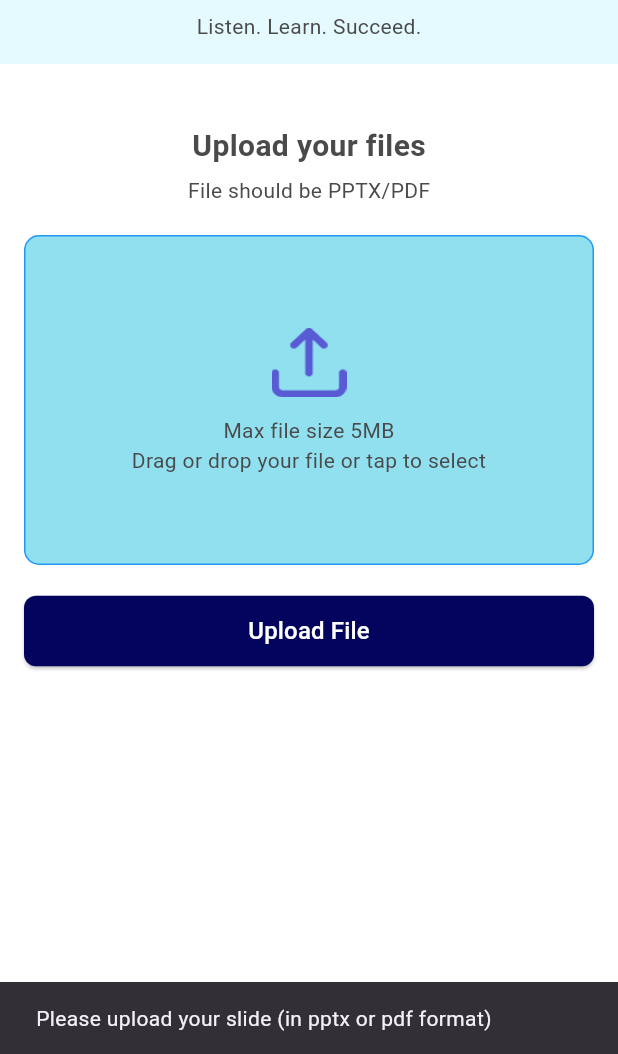
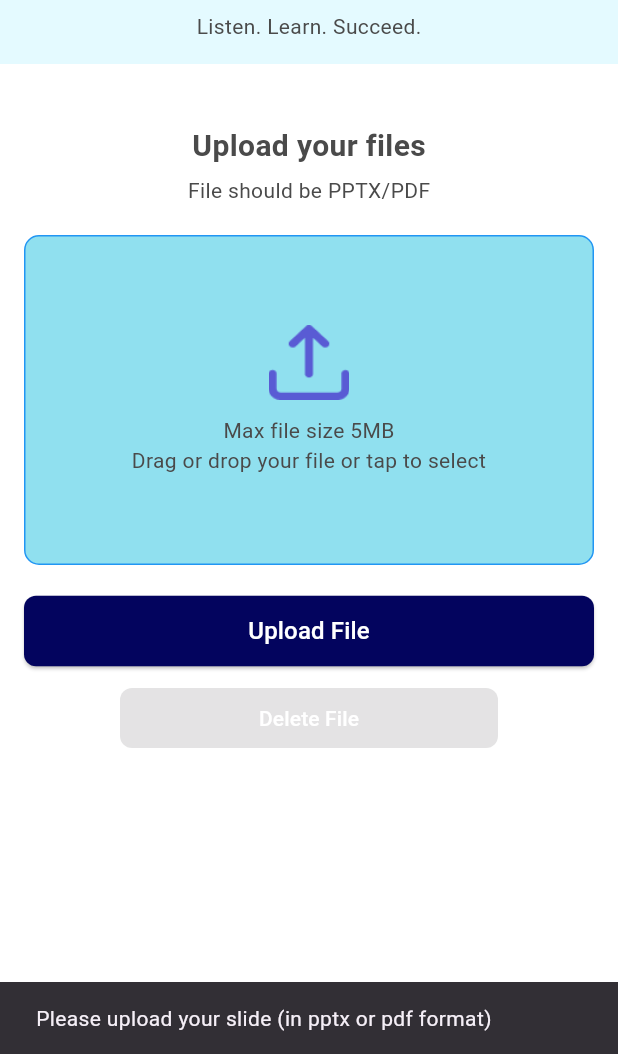
Before and after one commit to carolflz/Audify_fyp, a Flutter app: the screen it shows after launch, after a tap on an icon or button, on a phone screen of 412 x 824 dp, the part 182-1236 px from its top. Run offline on Flutter 3.47's test engine with Material 3 defaults, Android fonts, the light colour scheme and no system bars; our stand-ins replace file_picker.

Commit message:
Add delete file option, improve upload UI, and navigate to customization screen after upload

```diff
--- a/lib/main.dart
+++ b/lib/main.dart
@@ -121,8 +121,8 @@
 //   }
 // }
 import 'package:flutter/material.dart';
-import 'upload_slide.dart'; // <-- Import your upload screen file
-
+import 'upload_slide.dart';
+import 'user_customization.dart';
 void main() {
   runApp(const MyApp()); // Still keeping as const
 }
@@ -138,7 +138,12 @@ class MyApp extends StatelessWidget {
       theme: ThemeData(
         primarySwatch: Colors.blue,
       ),
-      home: const UploadScreen(), // <-- Show your UploadScreen here
+      // ✅ Setup initial route and named routes
+      initialRoute: '/',
+      routes: {
+        '/': (context) => const UploadScreen(), // Default home screen
+        '/userCustomization': (context) => const UserCustomizationScreen(), // Customization screen
+      },
     );
   }
 }
--- a/lib/upload_slide.dart
+++ b/lib/upload_slide.dart
@@ -20,14 +20,14 @@ class UploadScreenState extends State<UploadScreen> {
       allowedExtensions: ['pptx', 'pdf'], // Only allow pptx and pdf
     );
 
-    if (!mounted) return; // Ensure widget is still mounted
+    if (!mounted) return;
 
     if (result != null && result.files.single.path != null) {
       File file = File(result.files.single.path!);
       int fileSizeInBytes = await file.length();
       double fileSizeInMB = fileSizeInBytes / (1024 * 1024); // Convert to MB
 
-      if (!mounted) return; // Check again after async call
+      if (!mounted) return;
 
       if (fileSizeInMB > 5) {
         // File exceeds 5MB
@@ -50,7 +50,6 @@ class UploadScreenState extends State<UploadScreen> {
         );
       }
     } else {
-      // User canceled or invalid file
       ScaffoldMessenger.of(context).showSnackBar(
         const SnackBar(
           content: Text('Please upload your slide (in pptx or pdf format)'),
@@ -70,12 +69,69 @@ class UploadScreenState extends State<UploadScreen> {
       return;
     }
 
-    // TODO: Implement upload to Firebase Storage and get URL
+    // TODO: Implement actual upload to Firebase Storage and get URL
 
+    // Show success dialog and navigate to customization
+    _showUploadSuccessDialog();
+  }
+
+  // Function to show dialog and navigate
+  void _showUploadSuccessDialog() {
+    showDialog(
+      context: context,
+      barrierDismissible: false,
+      builder: (BuildContext context) {
+        return AlertDialog(
+          shape: RoundedRectangleBorder(borderRadius: BorderRadius.circular(16)),
+          title: Column(
+            children: [
+              Image.asset('assets/images/file_upload_success.png', height: 80),
+              const SizedBox(height: 16),
+              const Text(
+                'Slide uploaded successfully!',
+                textAlign: TextAlign.center,
+                style: TextStyle(fontWeight: FontWeight.bold),
+              ),
+            ],
+          ),
+          content: Column(
+            mainAxisSize: MainAxisSize.min,
+            children: [
+              Text(
+                fileName ?? '',
+                textAlign: TextAlign.center,
+                style: const TextStyle(color: Colors.grey),
+              ),
+              const SizedBox(height: 20),
+              ElevatedButton(
+                onPressed: () {
+                  Navigator.of(context).pop(); // Close dialog
+                  Navigator.pushNamed(context, '/userCustomization'); // Navigate
+                },
+                style: ElevatedButton.styleFrom(
+                  backgroundColor: const Color(0xFF03045E),
+                  shape: RoundedRectangleBorder(
+                    borderRadius: BorderRadius.circular(8),
+                  ),
+                  padding: const EdgeInsets.symmetric(vertical: 12, horizontal: 24),
+                ),
+                child: const Text('Proceed to Customize', style: TextStyle(color: Colors.white)),
+              ),
+            ],
+          ),
+        );
+      },
+    );
+  }
+
+  // Function to delete file
+  void _deleteFile() {
+    setState(() {
+      selectedFile = null;
+      fileName = null;
+    });
     ScaffoldMessenger.of(context).showSnackBar(
-      SnackBar(
-        content: Text('Uploading: ${selectedFile!.path.split('/').last}'),
-      ),
+      const SnackBar(content: Text('File removed')),
     );
   }
 
@@ -110,11 +166,7 @@ class UploadScreenState extends State<UploadScreen> {
                 const SizedBox(height: 8),
                 const Text(
                   'Listen. Learn. Succeed.',
-                  style: TextStyle(
-                    fontSize: 14,
-                    color: Color(0xFF4A4A4A),
-                    fontFamily: 'Roboto',
-                  ),
+                  style: TextStyle(fontSize: 14, color: Color(0xFF4A4A4A), fontFamily: 'Roboto'),
                 ),
               ],
             ),
@@ -122,20 +174,12 @@ class UploadScreenState extends State<UploadScreen> {
           const SizedBox(height: 40),
           const Text(
             'Upload your files',
-            style: TextStyle(
-              fontSize: 20,
-              fontWeight: FontWeight.bold,
-              fontFamily: 'Roboto',
-              color: Color(0xFF4A4A4A),
-            ),
+            style: TextStyle(fontSize: 20, fontWeight: FontWeight.bold, fontFamily: 'Roboto', color: Color(0xFF4A4A4A)),
           ),
           const SizedBox(height: 5),
           const Text(
             'File should be PPTX/PDF',
-            style: TextStyle(
-              color: Color(0xFF4A4A4A),
-              fontFamily: 'Roboto',
-            ),
+            style: TextStyle(color: Color(0xFF4A4A4A), fontFamily: 'Roboto'),
           ),
           const SizedBox(height: 20),
           GestureDetector(
@@ -153,33 +197,23 @@ class UploadScreenState extends State<UploadScreen> {
                 child: Column(
                   mainAxisAlignment: MainAxisAlignment.center,
                   children: [
-                    // ✅ Enlarged icon when file is uploaded
                     Image.asset(
                       fileName == null
                           ? 'assets/images/upload icon.png'
-                          : 'assets/images/file_upload_success.png', // <-- Success icon
-                      height: fileName == null ? 50 : 100, // Enlarged to 80 if file uploaded
-                      width: fileName == null ? 50 : 100,  // Optional width adjustment
+                          : 'assets/images/file_upload_success.png',
+                      height: 50,
                     ),
                     const SizedBox(height: 10),
-                    // ✅ Change message dynamically
                     fileName == null
                         ? const Text(
                             'Max file size 5MB\nDrag or drop your file or tap to select',
                             textAlign: TextAlign.center,
-                            style: TextStyle(
-                              color: Color(0xFF4A4A4A),
-                              fontFamily: 'Roboto',
-                            ),
+                            style: TextStyle(color: Color(0xFF4A4A4A), fontFamily: 'Roboto'),
                           )
                         : Text(
-                            'Slide uploaded successfully:\n$fileName',
+                            '$fileName',
                             textAlign: TextAlign.center,
-                            style: const TextStyle(
-                              color: Colors.black,
-                              fontWeight: FontWeight.bold,
-                              fontFamily: 'Roboto',
-                            ),
+                            style: const TextStyle(color: Colors.black, fontWeight: FontWeight.bold, fontFamily: 'Roboto'),
                           ),
                   ],
                 ),
@@ -196,18 +230,26 @@ class UploadScreenState extends State<UploadScreen> {
                 style: ElevatedButton.styleFrom(
                   backgroundColor: const Color(0xFF03045E),
                   padding: const EdgeInsets.symmetric(vertical: 12),
-                  shape: RoundedRectangleBorder(
-                    borderRadius: BorderRadius.circular(8),
-                  ),
+                  shape: RoundedRectangleBorder(borderRadius: BorderRadius.circular(8)),
                 ),
-                child: const Text(
-                  'Upload File',
-                  style: TextStyle(
-                    color: Colors.white,
-                    fontSize: 16,
-                    fontFamily: 'Roboto',
-                  ),
+                child: const Text('Upload File', style: TextStyle(color: Colors.white, fontSize: 16, fontFamily: 'Roboto')),
+              ),
+            ),
+          ),
+          const SizedBox(height: 10),
+          // ✅ Delete button, 50% width and centered
+          Padding(
+            padding: const EdgeInsets.symmetric(horizontal: 80), // Adjust width here
+            child: SizedBox(
+              width: double.infinity,
+              child: ElevatedButton(
+                onPressed: fileName != null ? _deleteFile : null,
+                style: ElevatedButton.styleFrom(
+                  backgroundColor: Colors.red.shade400, // Soft red
+                  padding: const EdgeInsets.symmetric(vertical: 10),
+                  shape: RoundedRectangleBorder(borderRadius: BorderRadius.circular(8)),
                 ),
+                child: const Text('Delete File', style: TextStyle(color: Colors.white)),
               ),
             ),
           ),
```
